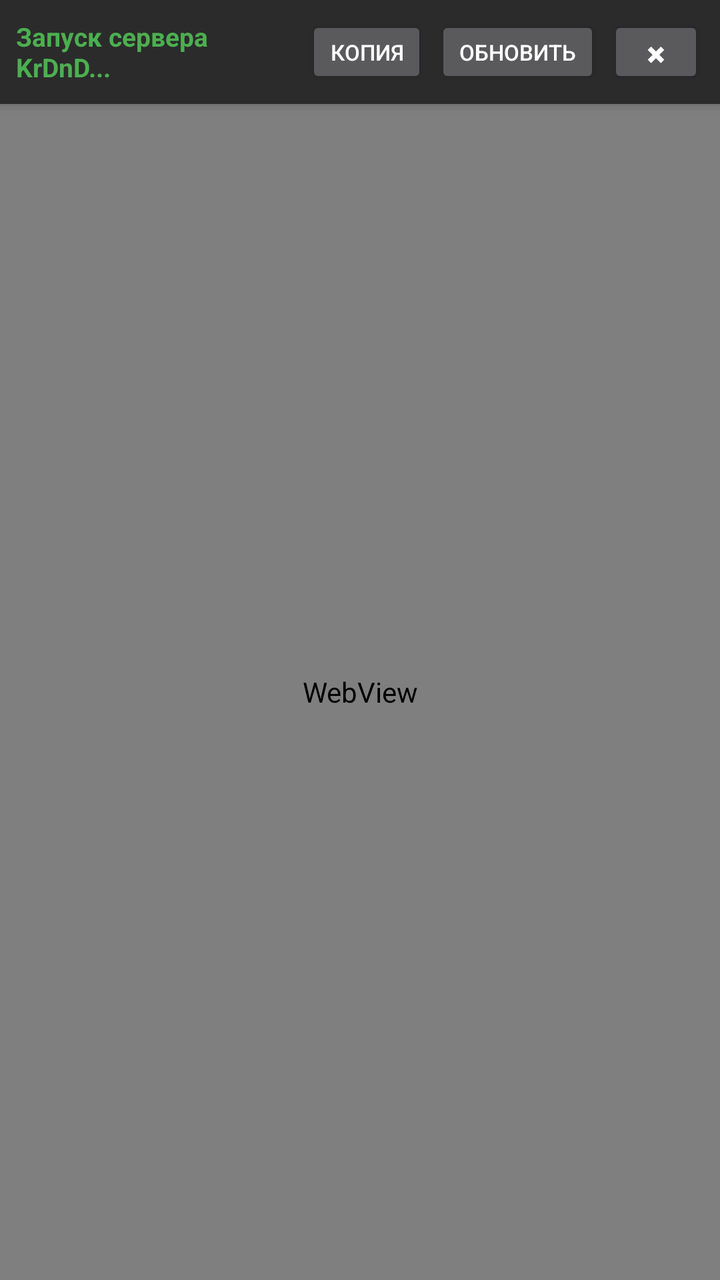
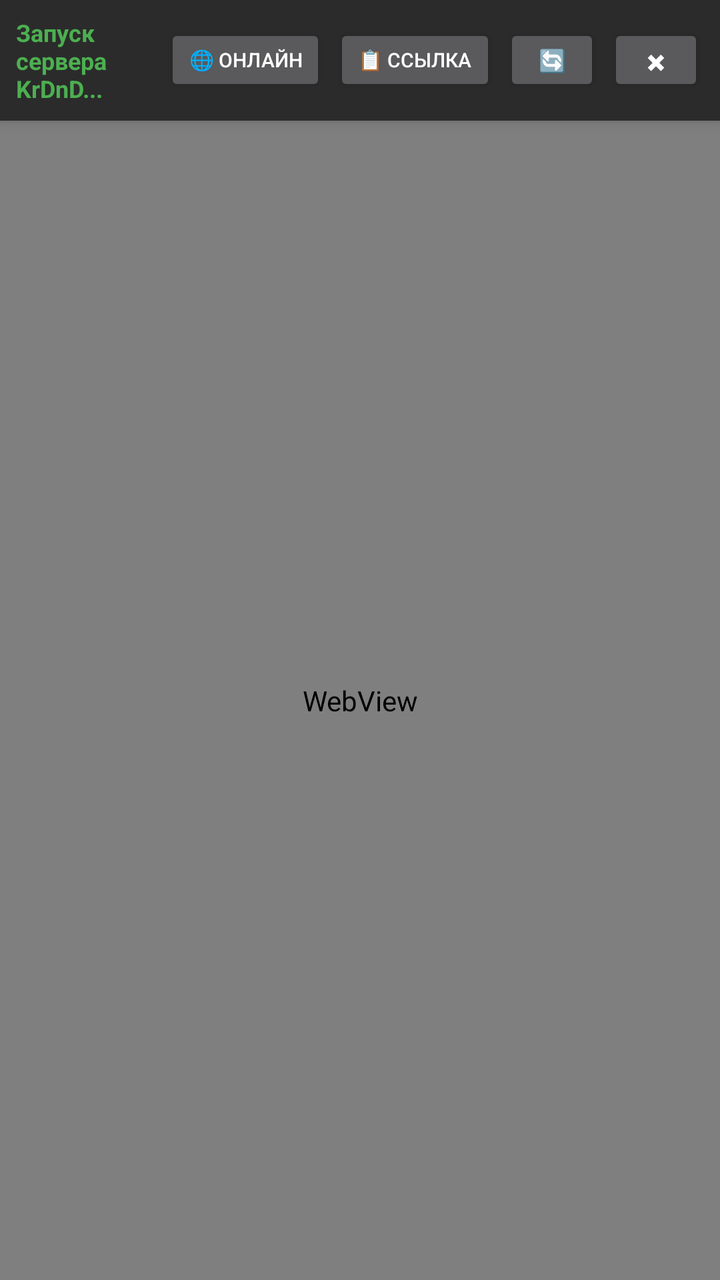

Screens rendered from an Android XML layout before and after an edit, with the pre-edit source and the edit as a unified diff.
<!-- AndroidManifest.xml: application theme AppTheme -->
<!-- res/layout/activity_main.xml -->
<?xml version="1.0" encoding="utf-8"?>
<RelativeLayout xmlns:android="http://schemas.android.com/apk/res/android"
    android:layout_width="match_parent"
    android:layout_height="match_parent"
    android:background="#1a1a1a">

    <LinearLayout
        android:id="@+id/headerBar"
        android:layout_width="match_parent"
        android:layout_height="wrap_content"
        android:background="#2b2b2b"
        android:elevation="4dp"
        android:gravity="center_vertical"
        android:orientation="horizontal"
        android:padding="8dp">

        <TextView
            android:id="@+id/tvServerIp"
            android:layout_width="0dp"
            android:layout_height="wrap_content"
            android:layout_weight="1"
            android:text="Запуск сервера KrDnD..."
            android:textColor="#4caf50"
            android:textSize="13sp"
            android:textStyle="bold" />

        <Button
            android:id="@+id/btnCopyIp"
            style="?android:attr/buttonStyleSmall"
            android:layout_width="wrap_content"
            android:layout_height="36dp"
            android:layout_marginStart="4dp"
            android:text="Копия"
            android:textSize="11sp" />

        <Button
            android:id="@+id/btnReload"
            style="?android:attr/buttonStyleSmall"
            android:layout_width="wrap_content"
            android:layout_height="36dp"
            android:layout_marginStart="4dp"
            android:text="Обновить"
            android:textSize="11sp" />

        <Button
            android:id="@+id/btnHideHeader"
            style="?android:attr/buttonStyleSmall"
            android:layout_width="wrap_content"
            android:layout_height="36dp"
            android:layout_marginStart="4dp"
            android:text="✖"
            android:textSize="11sp" />
    </LinearLayout>

    <WebView
        android:id="@+id/webView"
        android:layout_width="match_parent"
        android:layout_height="match_parent"
        android:layout_below="@id/headerBar" />

    <Button
        android:id="@+id/btnShowHeader"
        android:layout_width="wrap_content"
        android:layout_height="32dp"
        android:layout_alignParentEnd="true"
        android:layout_alignParentTop="true"
        android:layout_margin="8dp"
        android:background="#882b2b2b"
        android:text="▼ Меню"
        android:textColor="#ffffff"
        android:textSize="10sp"
        android:visibility="gone" />

</RelativeLayout>
<!-- resources referenced by this layout -->
<resources>
  <style name="AppTheme" parent="Theme.AppCompat.NoActionBar">
          <item name="colorPrimary">@color/primary</item>
          <item name="colorPrimaryDark">@color/primary_dark</item>
          <item name="colorAccent">@color/accent</item>
          <item name="android:windowBackground">#1a1a1a</item>
      </style>
  <color name="primary">#1e88e5</color>
  <color name="primary_dark">#1565c0</color>
  <color name="accent">#ffb300</color>
</resources>

<!-- the commit's change to res/layout/activity_main.xml (unified diff, before → after) -->
@@ -21,8 +21,17 @@
             android:layout_weight="1"
             android:text="Запуск сервера KrDnD..."
             android:textColor="#4caf50"
-            android:textSize="13sp"
+            android:textSize="12sp"
             android:textStyle="bold" />
+
+        <Button
+            android:id="@+id/btnToggleOnline"
+            style="?android:attr/buttonStyleSmall"
+            android:layout_width="wrap_content"
+            android:layout_height="36dp"
+            android:layout_marginStart="4dp"
+            android:text="🌐 Онлайн"
+            android:textSize="10sp" />
 
         <Button
             android:id="@+id/btnCopyIp"
@@ -30,8 +39,8 @@
             android:layout_width="wrap_content"
             android:layout_height="36dp"
             android:layout_marginStart="4dp"
-            android:text="Копия"
-            android:textSize="11sp" />
+            android:text="📋 Ссылка"
+            android:textSize="10sp" />
 
         <Button
             android:id="@+id/btnReload"
@@ -39,7 +48,7 @@
             android:layout_width="wrap_content"
             android:layout_height="36dp"
             android:layout_marginStart="4dp"
-            android:text="Обновить"
+            android:text="🔄"
             android:textSize="11sp" />
 
         <Button
